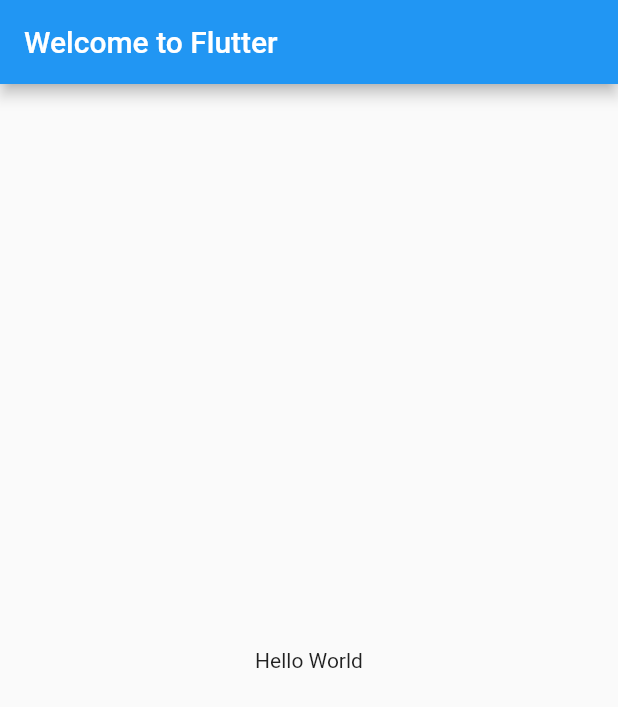
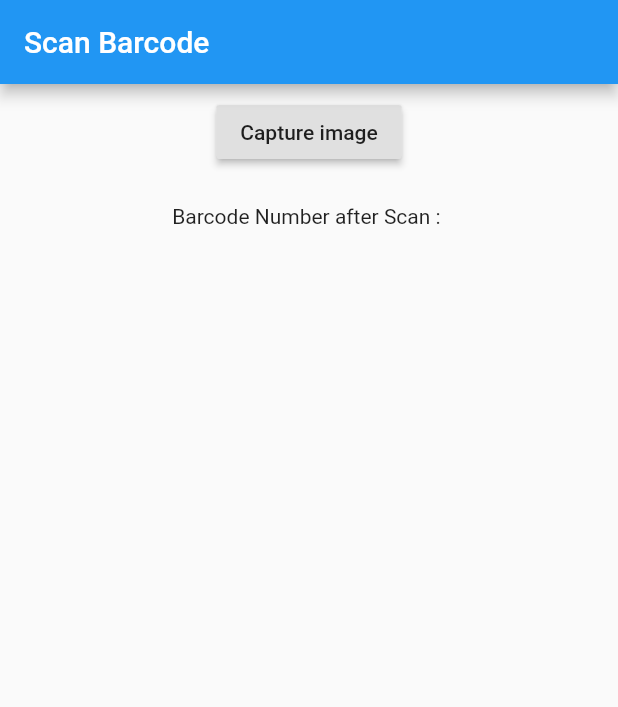
Before and after one commit to danielleal04/UNTHACK2019, a Flutter app: the screen it shows after launch, on a phone screen of 412 x 824 dp. Shown: the top 707 px of the screen. Run offline on Flutter 3.47's test engine with Material 2 defaults, Android fonts, the phone set to English and light mode, and no system bars; our stand-ins replace image_picker; missing offline and left inert: barcode_scan.

Commit message:
Barcode Scanner Finished
Complete barcode scanner on flutter (dart).

```diff
--- a/barcode_prototype/lib/main.dart
+++ b/barcode_prototype/lib/main.dart
@@ -1,20 +1,95 @@
+import 'dart:async';
+import 'dart:io';
+import 'package:barcode_scan/barcode_scan.dart';
 import 'package:flutter/material.dart';
+import 'package:flutter/services.dart';
+import 'package:image_picker/image_picker.dart';
 
-void main() => runApp(Barcode());
+void main() {
+  runApp(new MyApp());
+}
 
-class Barcode extends StatelessWidget {
+class MyApp extends StatefulWidget {
+  @override
+  _MyAppState createState() => new _MyAppState();
+}
+
+class _MyAppState extends State<MyApp> {
+  String barcode = "";
+
+  @override
+  initState() {
+    super.initState();
+  }
+
+  File galleryFile;
+
+  imageSelectorGallery() async {
+    galleryFile = await ImagePicker.pickImage(
+      source: ImageSource.gallery,
+// maxHeight: 50.0,
+// maxWidth: 50.0,
+    );
+    print("You selected gallery image : " + galleryFile.path);
+    setState(() {});
+  }
+
   @override
   Widget build(BuildContext context) {
-    return MaterialApp(
-      title: 'Welcome to Flutter',
-      home: Scaffold(
-        appBar: AppBar(
-          title: Text('Welcome to Flutter'),
-        ),
-        body: Center(
-          child: Text('Hello World'),
-        ),
-      ),
+    return new MaterialApp(
+      home: new Scaffold(
+          appBar: new AppBar(
+            title: new Text('Scan Barcode'),
+          ),
+          body: new Center(
+            child: new Column(
+              children: <Widget>[
+                new Container(
+                  child: new RaisedButton(
+                      onPressed: barcodeScanning, child: new Text("Capture image")),
+                  padding: const EdgeInsets.all(8.0),
+                ),
+                new Padding(
+                  padding: const EdgeInsets.all(8.0),
+                ),
+                new Text("Barcode Number after Scan : " + barcode),
+                // displayImage(),
+              ],
+            ),
+          )),
     );
   }
+
+  Widget displayImage() {
+    return new SizedBox(
+      height: 300.0,
+      width: 400.0,
+      child: galleryFile == null
+          ? new Text('Sorry nothing to display')
+          : new Image.file(galleryFile),
+    );
+  }
+
+// Method for scanning barcode....
+  Future barcodeScanning() async {
+//imageSelectorGallery();
+
+    try {
+      String barcode = await BarcodeScanner.scan();
+      setState(() => this.barcode = barcode);
+    } on PlatformException catch (e) {
+      if (e.code == BarcodeScanner.CameraAccessDenied) {
+        setState(() {
+          this.barcode = 'No camera permission!';
+        });
+      } else {
+        setState(() => this.barcode = 'Unknown error: $e');
+      }
+    } on FormatException {
+      setState(() => this.barcode =
+          'Nothing captured.');
+    } catch (e) {
+      setState(() => this.barcode = 'Unknown error: $e');
+    }
+  }
 }
--- a/barcode_prototype/pubspec.yaml
+++ b/barcode_prototype/pubspec.yaml
@@ -17,9 +17,12 @@ dependencies:
     sdk: flutter
   barcode_scan: "^0.0.4"
 
-  # The following adds the Cupertino Icons font to your application.
+    # The following adds the Cupertino Icons font to your application.
   # Use with the CupertinoIcons class for iOS style icons.
   cupertino_icons: ^0.1.2
+  http: ^0.12.0+1
+  image_picker: ^0.4.12
+  dio: ^2.1.0
 
 dev_dependencies:
   flutter_test:
```
Also changed, not shown: 1 other file.
